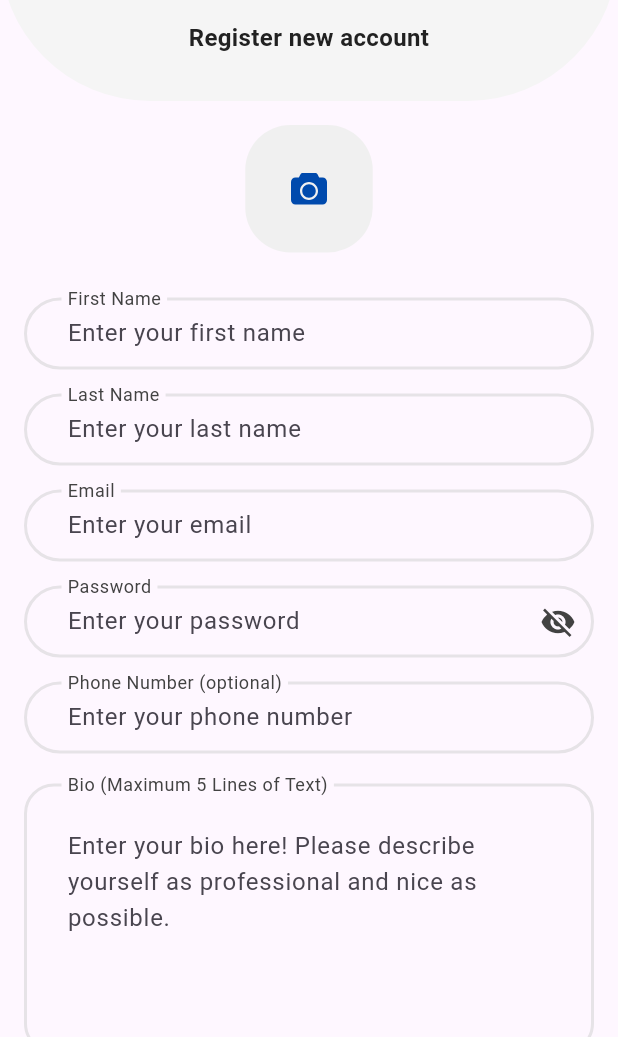
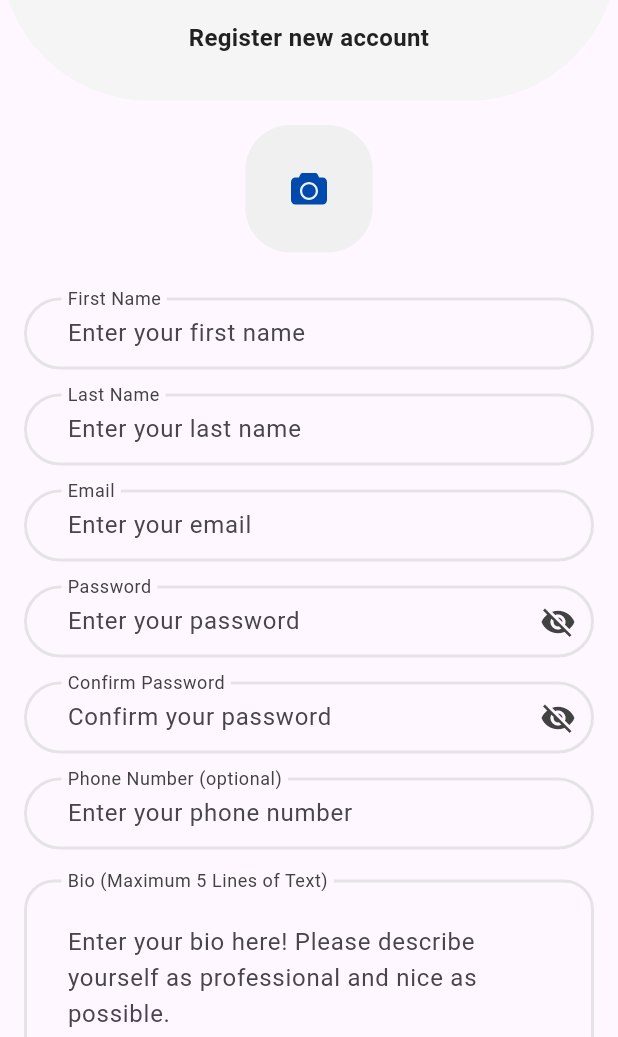
Before and after one commit to MuhannadAljabri/SpeakIQ, a Flutter app: the SpeakerSignUp screen opened by its route, on a phone screen of 412 x 824 dp, the part 199-1236 px from its top. Run offline on Flutter 3.47's test engine with Material 3 defaults, Android fonts, the phone set to English and light mode, and no system bars; our stand-ins replace file_picker, firebase_auth, firebase_core, firebase_database, firebase_storage, flutter_svg and 3 more; missing offline and left inert: dart:ffi; accounts and stored records are empty; Roboto replaces fonts that are missing (Poppins).

Commit message:
Added confirm password field

```diff
--- a/lib/Screens/SpeakerSignup.dart
+++ b/lib/Screens/SpeakerSignup.dart
@@ -7,10 +7,11 @@ import 'package:image_picker/image_picker.dart';
 import 'package:firebase_auth/firebase_auth.dart';
 import 'package:firebase_database/firebase_database.dart';
 import 'package:flutter_svg/flutter_svg.dart';
+import 'package:speak_iq/Screens/login.dart';
 import 'package:speak_iq/Style/style.dart';
 import 'package:speak_iq/backend/firebase.dart';
 import 'package:speak_iq/style/colors.dart';
-import 'package:speak_iq/style/route_animation.dart';
+import 'package:speak_iq/Style/route_animation.dart';
 
 class SpeakerSignUp extends StatefulWidget {
   const SpeakerSignUp({super.key});
@@ -31,6 +32,7 @@ class _SpeakerSignUpState extends State<SpeakerSignUp> {
   String? _imageDownloadUrl;
   final Reference _storageReference = FirebaseStorage.instance.ref();
   bool passwordVisible = true;
+  bool confirmPasswordVisible = true;
   Color borderColorGray = const Color.fromRGBO(206, 206, 206, 0.5);
   Color textColorBlack = Color.fromARGB(255, 66, 66, 66);
   Color primaryColorGreen = const Color(0xFF2CA6A4);
@@ -41,6 +43,7 @@ class _SpeakerSignUpState extends State<SpeakerSignUp> {
   TextEditingController emailController = TextEditingController();
   TextEditingController phoneNumberController = TextEditingController();
   TextEditingController passwordController = TextEditingController();
+  TextEditingController confirmPasswordController = TextEditingController();
   TextEditingController bioController = TextEditingController();
   TextEditingController linkController = TextEditingController();
 
@@ -159,7 +162,7 @@ class _SpeakerSignUpState extends State<SpeakerSignUp> {
                       ),
                       onPressed: () {
                         // Navigate back to the previous screen
-                        Navigator.pop(context);
+                        Navigator.of(context).push(slidingFromRight(LoginScreen()));
                       },
                     ),
                   ),
@@ -283,7 +286,58 @@ class _SpeakerSignUpState extends State<SpeakerSignUp> {
                       ),
                     ),
                   ),
-
+                  // Confirm Password text field
+                  Padding(
+                    padding:
+                        const EdgeInsets.only(left: 16, right: 16, top: 16),
+                    child: Container(
+                      child: TextFormField(
+                        validator: (value) {
+                          if (value == null || value.isEmpty || value != passwordController.text) {
+                            return 'Passwords do not match';
+                          }
+                        },
+                        controller: confirmPasswordController,
+                        obscureText: confirmPasswordVisible,
+                        decoration: InputDecoration(
+                          labelStyle: TextStyle(color: textColorBlack),
+                          enabledBorder: OutlineInputBorder(
+                            borderSide: BorderSide(
+                                width: 2.0,
+                                color: Color.fromRGBO(206, 206, 206, 0.5)),
+                            borderRadius: BorderRadius.circular(50.0),
+                          ),
+                          focusedBorder: OutlineInputBorder(
+                            borderSide: BorderSide(
+                                width: 2.0,
+                                color: Color.fromRGBO(44, 44, 44, 0.494)),
+                            borderRadius: BorderRadius.circular(50.0),
+                          ),
+                          border: OutlineInputBorder(
+                            borderRadius: BorderRadius.circular(50.0),
+                          ),
+                          floatingLabelBehavior: FloatingLabelBehavior.always,
+                          labelText: 'Confirm Password',
+                          hintText: 'Confirm your password',
+                          contentPadding:
+                              const EdgeInsets.only(top: 20, left: 25),
+                          suffixIcon: IconButton(
+                            color: textColorBlack,
+                            icon: Icon(confirmPasswordVisible
+                                ? Icons.visibility_off
+                                : Icons.visibility),
+                            onPressed: () {
+                              setState(
+                                () {
+                                  confirmPasswordVisible = !confirmPasswordVisible;
+                                },
+                              );
+                            },
+                          ),
+                        ),
+                      ),
+                    ),
+                  ),
                   // Phone number text field
                   Padding(
                       padding:
```
